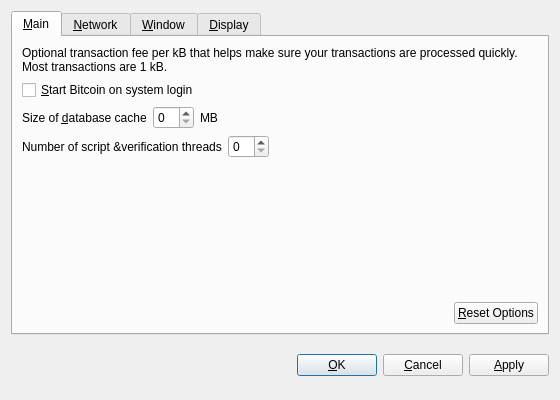
Qt form src/qt/forms/optionsdialog.ui (Max-Coin/maxcoin-dev-staging) before a commit.
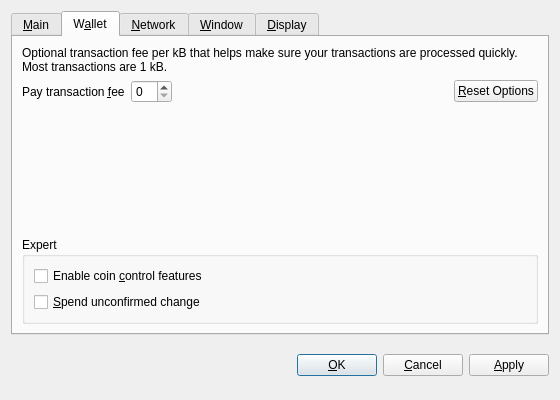
The same form after that commit. The open tabs and pages were chosen to show the change. Custom widgets are drawn as their Qt base class.

Diff of the .ui file:
```diff
--- a/src/qt/forms/optionsdialog.ui
+++ b/src/qt/forms/optionsdialog.ui
@@ -142,10 +142,46 @@
          </property>
         </spacer>
        </item>
+      </layout>
+     </widget>
+     <widget class="QWidget" name="tabWallet">
+      <attribute name="title">
+       <string>W&amp;allet</string>
+      </attribute>
+      <layout class="QVBoxLayout" name="verticalLayout_Wallet">
        <item>
-        <layout class="QHBoxLayout" name="horizontalLayout_2_Main">
+        <widget class="QLabel" name="transactionFeeInfoLabel">
+         <property name="text">
+          <string>Optional transaction fee per kB that helps make sure your transactions are processed quickly. Most transactions are 1 kB.</string>
+         </property>
+         <property name="textFormat">
+          <enum>Qt::PlainText</enum>
+         </property>
+         <property name="wordWrap">
+          <bool>true</bool>
+         </property>
+        </widget>
+       </item>
+       <item>
+        <layout class="QHBoxLayout" name="horizontalLayout_1_Wallet">
          <item>
-          <spacer name="horizontalSpacer_2_Main">
+          <widget class="QLabel" name="transactionFeeLabel">
+           <property name="text">
+            <string>Pay transaction &amp;fee</string>
+           </property>
+           <property name="textFormat">
+            <enum>Qt::PlainText</enum>
+           </property>
+           <property name="buddy">
+            <cstring>transactionFee</cstring>
+           </property>
+          </widget>
+         </item>
+         <item>
+          <widget class="BitcoinAmountField" name="transactionFee"/>
+         </item>
+         <item>
+          <spacer name="horizontalSpacer_1_Wallet">
            <property name="orientation">
             <enum>Qt::Horizontal</enum>
            </property>
@@ -172,6 +208,48 @@
          </item>
         </layout>
        </item>
+       <item>
+        <spacer name="verticalSpacer_Wallet">
+         <property name="orientation">
+          <enum>Qt::Vertical</enum>
+         </property>
+         <property name="sizeHint" stdset="0">
+          <size>
+           <width>20</width>
+           <height>40</height>
+          </size>
+         </property>
+        </spacer>
+       </item>
+       <item>
+        <widget class="QGroupBox" name="groupBox">
+         <property name="title">
+          <string>Expert</string>
+         </property>
+         <layout class="QVBoxLayout" name="verticalLayout_2">
+          <item>
+           <widget class="QCheckBox" name="coinControlFeatures">
+            <property name="toolTip">
+             <string>Whether to show coin control features or not.</string>
+            </property>
+            <property name="text">
+             <string>Enable coin &amp;control features</string>
+            </property>
+           </widget>
+          </item>
+          <item>
+           <widget class="QCheckBox" name="spendZeroConfChange">
+            <property name="toolTip">
+             <string>If you disable the spending of unconfirmed change, the change from a transaction cannot be used until that transaction has at least one confirmation. This also affects how your balance is computed.</string>
+            </property>
+            <property name="text">
+             <string>&amp;Spend unconfirmed change</string>
+            </property>
+           </widget>
+          </item>
+         </layout>
+        </widget>
+       </item>
       </layout>
      </widget>
      <widget class="QWidget" name="tabNetwork">
```
